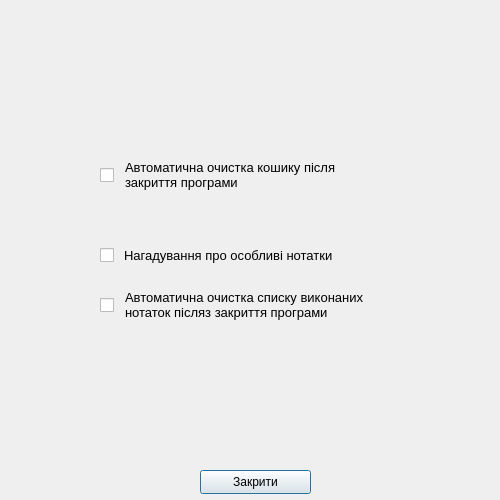
Qt form QTtask Project/settings_window.ui (DonchykVitaliy/QT-task-manager) before a commit.
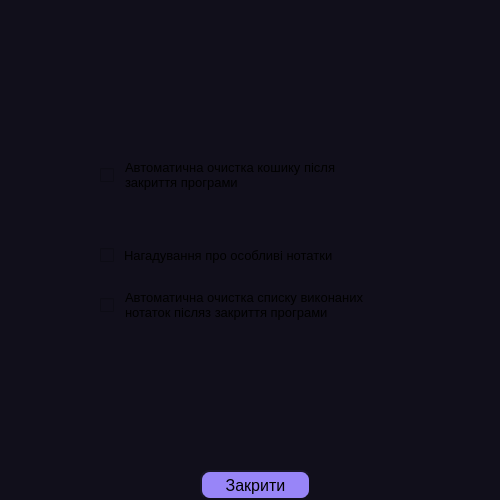
The same form after that commit.

The edit to the form file:
```diff
--- a/QTtask Project/settings_window.ui
+++ b/QTtask Project/settings_window.ui
@@ -13,15 +13,45 @@
   <property name="windowTitle">
    <string>Налаштування</string>
   </property>
+  <property name="styleSheet">
+   <string notr="true">background-color: rgb(17, 15, 27);</string>
+  </property>
   <widget class="QPushButton" name="closeBut">
    <property name="geometry">
     <rect>
      <x>200</x>
      <y>470</y>
      <width>111</width>
-     <height>24</height>
+     <height>30</height>
     </rect>
    </property>
+   <property name="minimumSize">
+    <size>
+     <width>90</width>
+     <height>30</height>
+    </size>
+   </property>
+   <property name="styleSheet">
+    <string notr="true">QPushButton
+{
+	font-size: 12pt;
+	border-style: outset;
+    border-width: 2px;
+    border-radius: 10px;
+	
+	background-color: rgb(152, 133, 248);
+	color: rgb(0, 0, 0);
+	border-color: rgb(17, 15, 27);
+}
+QPushButton:hover
+{
+	background-color: rgb(121, 97, 245);
+}
+QPushButton:pressed
+{
+	background-color: rgb(97, 72, 226);
+}</string>
+   </property>
    <property name="text">
     <string>Закрити</string>
    </property>
```
